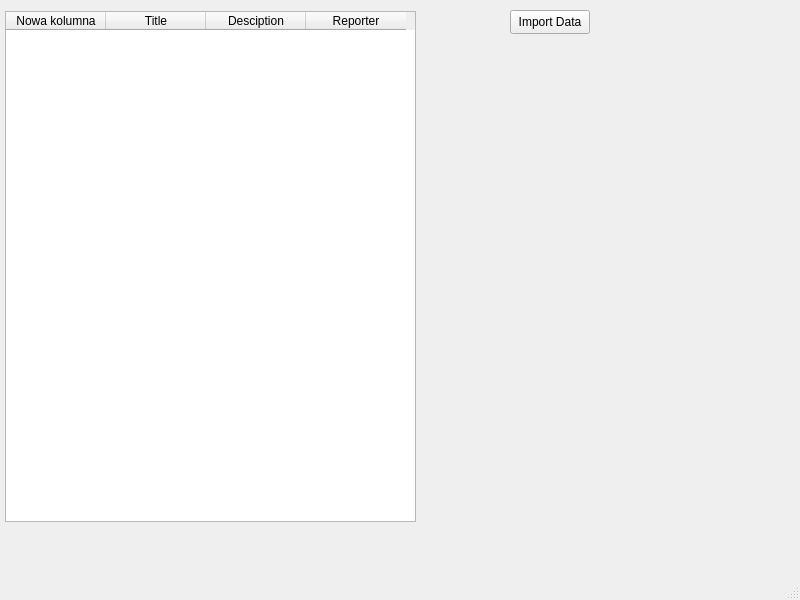
Qt form staffpanel.ui (JOQUR/JPO) before a commit.
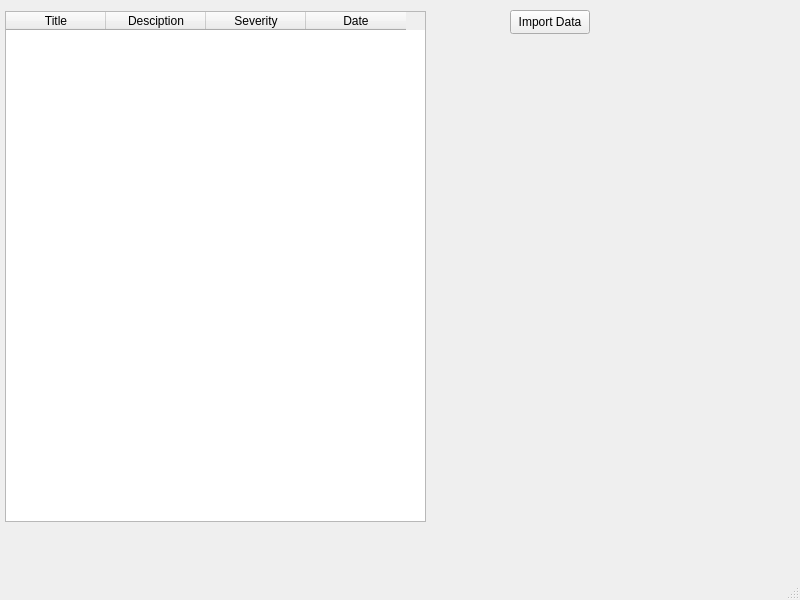
The same form after that commit.

Diff of the .ui file:
```diff
--- a/staffpanel.ui
+++ b/staffpanel.ui
@@ -19,15 +19,10 @@
      <rect>
       <x>5</x>
       <y>11</y>
-      <width>411</width>
+      <width>421</width>
       <height>511</height>
      </rect>
     </property>
-    <column>
-     <property name="text">
-      <string>Nowa kolumna</string>
-     </property>
-    </column>
     <column>
      <property name="text">
       <string>Title</string>
@@ -40,7 +35,12 @@
     </column>
     <column>
      <property name="text">
-      <string>Reporter</string>
+      <string>Severity</string>
+     </property>
+    </column>
+    <column>
+     <property name="text">
+      <string>Date</string>
      </property>
     </column>
    </widget>
```
